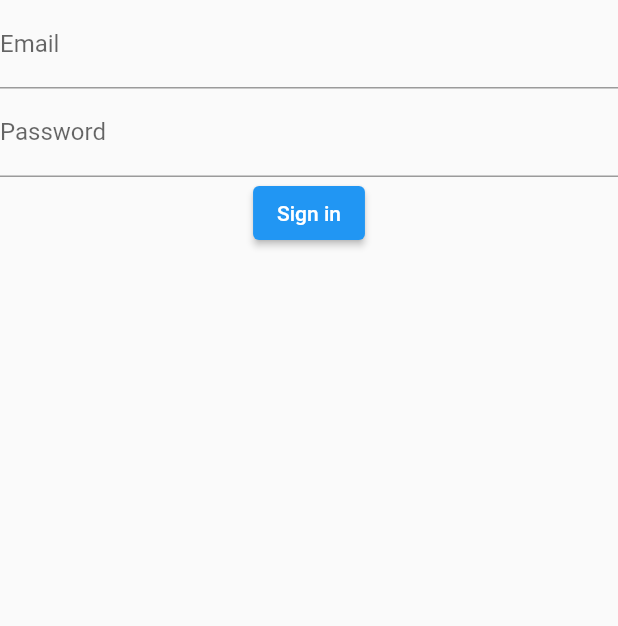
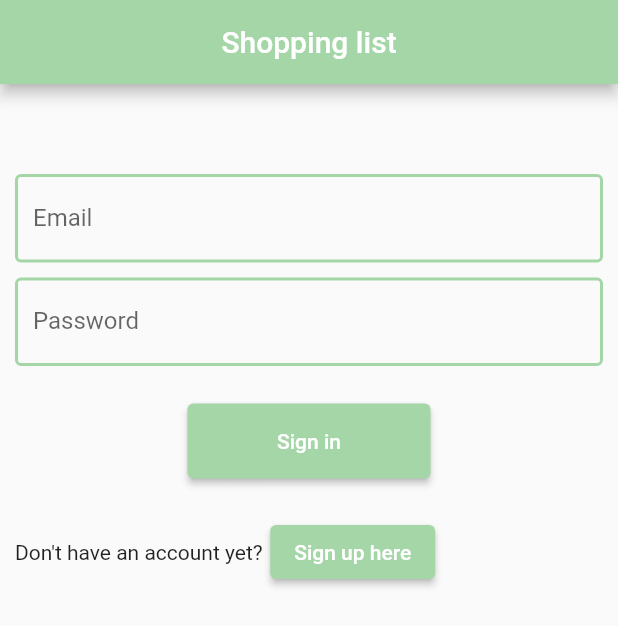
Before and after one commit to drekyyy/flutter_firebase_auth, a Flutter app: the screen it shows after launch, on a phone screen of 412 x 824 dp. Shown: the top 626 px of the screen. Run offline on Flutter 3.47's test engine with Material 2 defaults, Android fonts, the phone set to English and light mode, and no system bars; our stand-ins replace firebase_auth, firebase_core; accounts and stored records are empty.

Commit message:
visual upgrades added

```diff
--- a/lib/sign_in_page.dart
+++ b/lib/sign_in_page.dart
@@ -1,5 +1,6 @@
 import 'package:flutter/material.dart';
 import 'package:flutter_shopping_list/authentication_service.dart';
+import 'package:flutter_shopping_list/sign_up_page.dart';
 import 'package:provider/provider.dart';
 
 class SignInPage extends StatelessWidget {
@@ -9,21 +10,60 @@ class SignInPage extends StatelessWidget {
   @override
   Widget build(BuildContext context) {
     return Scaffold(
-        body: Column(
-      children: [
+        appBar: AppBar(
+          title: const Center(child: Text('Shopping list')),
+          backgroundColor: Colors.green.shade200,
+        ),
+        body: Center(
+            child: Container(
+                margin: const EdgeInsets.all(10),
+                child: ListView(children: [
+                  const SizedBox(height: 50),
                   TextField(
                       controller: emailController,
-            decoration: InputDecoration(labelText: "Email")),
+                      decoration: InputDecoration(
+                          labelText: "Email",
+                          enabledBorder: OutlineInputBorder(
+                              borderSide: BorderSide(
+                                  color: Colors.green.shade200, width: 2.0)))),
+                  const SizedBox(height: 10),
                   TextField(
                       controller: passwordController,
-            decoration: InputDecoration(labelText: "Password")),
-        ElevatedButton(
+                      decoration: InputDecoration(
+                          labelText: "Password",
+                          enabledBorder: OutlineInputBorder(
+                              borderSide: BorderSide(
+                                  color: Colors.green.shade200, width: 2.0)))),
+                  const SizedBox(height: 25),
+                  Container(
+                      margin: const EdgeInsets.only(left: 115, right: 115),
+                      child: ElevatedButton(
+                          style: ElevatedButton.styleFrom(
+                              minimumSize: const Size(1, 50),
+                              primary: Colors.green.shade200),
                           onPressed: () {
                             context.read<AuthenticationService>().signIn(
-                  emailController.text.trim(), passwordController.text.trim());
+                                emailController.text.trim(),
+                                passwordController.text.trim());
                           },
-            child: Text("Sign in"))
+                          child: const Text("Sign in"))),
+                  const SizedBox(height: 25),
+                  Row(
+                    children: [
+                      const Text("Don't have an account yet?"),
+                      const SizedBox(width: 5),
+                      ElevatedButton(
+                          style: ElevatedButton.styleFrom(
+                              primary: Colors.green.shade200),
+                          onPressed: () {
+                            Navigator.push(
+                                context,
+                                MaterialPageRoute(
+                                    builder: (context) => SignUpPage()));
+                          },
+                          child: const Text("Sign up here"))
                     ],
-    ));
+                  ),
+                ]))));
   }
 }
```
Also changed, not shown: lib/sign_up_page.dart (+45 -8 lines). Lines whose indentation alone changed are shown as unchanged.
